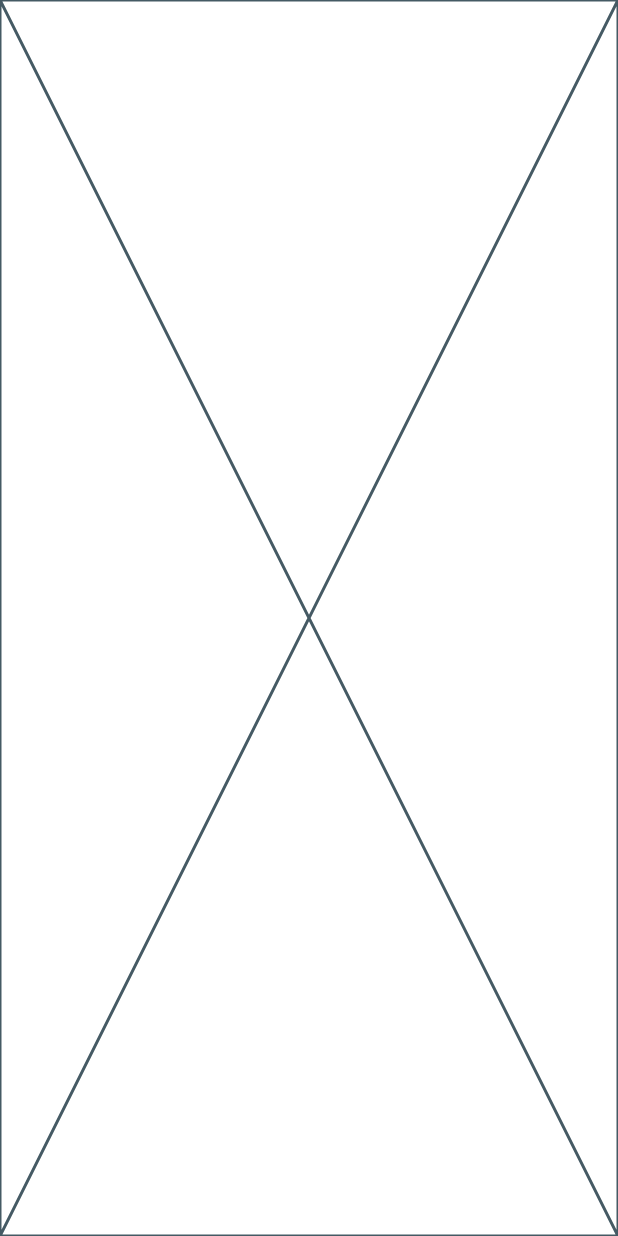
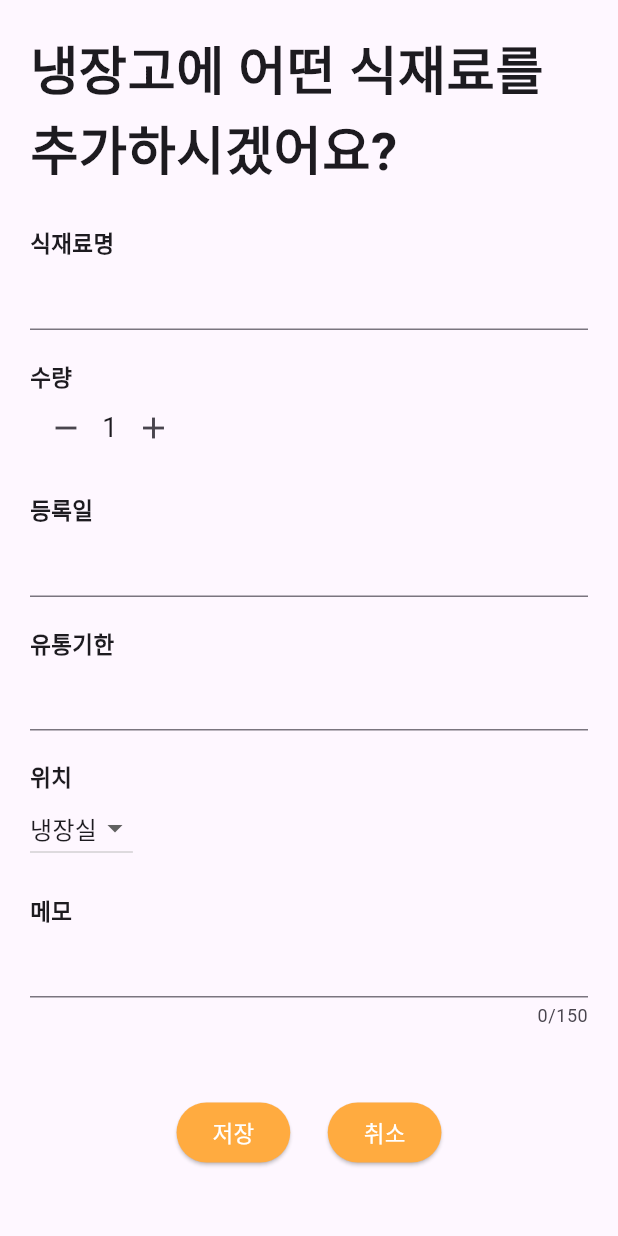
Before and after one commit to seojh5939/RefrigeratorMap, a Flutter app: the screen it shows after launch, after a tap on the "add" icon, on a phone screen of 412 x 824 dp. Run offline on Flutter 3.47's test engine with Material 2 defaults, Android fonts, the phone set to English and light mode, and no system bars; our stand-ins replace sqflite, table_calendar; accounts and stored records are empty.

Commit message:
[COMPLETION] : 🎉 식재료추가페이지 UI완료

```diff
--- /dev/null
+++ b/lib/view/home/add_refrigerator_page.dart
@@ -0,0 +1,220 @@
+import 'package:flutter/material.dart';
+
+/// 냉장고 식재료 추가 페이지
+class AddRefrigeratorPage extends StatelessWidget {
+  const AddRefrigeratorPage({super.key});
+
+  @override
+  Widget build(BuildContext context) {
+    return Scaffold(
+      body: SafeArea(
+        child: SingleChildScrollView(
+          child: Padding(
+            padding: EdgeInsets.all(20.0),
+            child: Column(
+              children: [
+                Text("냉장고에 어떤 식재료를 추가하시겠어요?",
+                    style:
+                        TextStyle(fontSize: 35, fontWeight: FontWeight.bold)),
+                SizedBox(height: 25.0),
+                RenderTextFormField(
+                  label: '식재료명',
+                  onSaved: (newValue) {},
+                  validator: (value) {},
+                ),
+                RenderCountWidget(label: '수량'),
+                RenderTextFormField(
+                    label: '등록일',
+                    onSaved: (newValue) {},
+                    validator: (value) {},
+                    readOnly: true),
+                RenderTextFormField(
+                  label: '유통기한',
+                  onSaved: (newValue) {},
+                  validator: (value) {},
+                  readOnly: true,
+                ),
+                RenderDropDownButton(label: '위치'),
+                RenderTextFormField(
+                  label: "메모",
+                  onSaved: (newValue) {},
+                  validator: (value) {},
+                  maxLength: 150,
+                ),
+                Row(
+                  mainAxisAlignment: MainAxisAlignment.center,
+                  children: [
+                    ElevatedButton(
+                      style: ButtonStyle(
+                          backgroundColor:
+                              MaterialStateProperty.all(Colors.orangeAccent)),
+                      onPressed: () {},
+                      child: Text(
+                        "저장",
+                        style: TextStyle(fontSize: 15, color: Colors.white),
+                      ),
+                    ),
+                    SizedBox(width: 25, height: 100),
+                    ElevatedButton(
+                      style: ButtonStyle(
+                          backgroundColor:
+                              MaterialStateProperty.all(Colors.orangeAccent)),
+                      onPressed: () {},
+                      child: Text(
+                        "취소",
+                        style: TextStyle(fontSize: 15, color: Colors.white),
+                      ),
+                    )
+                  ],
+                ),
+              ],
+            ),
+          ),
+        ),
+      ),
+    );
+  }
+}
+
+/// 위치 Widget
+class RenderDropDownButton extends StatefulWidget {
+  final String label;
+  String? _dropdownValue;
+  List<String> list = ["냉장실", "냉동실", "신선칸"];
+  RenderDropDownButton({
+    super.key,
+    required this.label,
+  }) {
+    _dropdownValue = list.first;
+  }
+
+  @override
+  State<RenderDropDownButton> createState() => _RenderDropDownButtonState();
+}
+
+/// 위치 Widget
+class _RenderDropDownButtonState extends State<RenderDropDownButton> {
+  @override
+  Widget build(BuildContext context) {
+    return Column(
+      crossAxisAlignment: CrossAxisAlignment.start,
+      children: [
+        Row(
+          children: [
+            Text(widget.label,
+                style: TextStyle(fontSize: 15.0, fontWeight: FontWeight.w700)),
+          ],
+        ),
+        DropdownButton<String>(
+          value: widget._dropdownValue,
+          items: widget.list.map<DropdownMenuItem<String>>((String value) {
+            return DropdownMenuItem<String>(
+              value: value,
+              child: Text(value),
+            );
+          }).toList(),
+          onChanged: (String? value) {
+            setState(() {
+              widget._dropdownValue = value;
+            });
+          },
+        ),
+        SizedBox(height: 20.0)
+      ],
+    );
+  }
+}
+
+/// 식재료명, 등록일, 유통기한 Widget
+class RenderTextFormField extends StatelessWidget {
+  final String label;
+  final FormFieldSetter onSaved;
+  final FormFieldValidator validator;
+  bool readOnly;
+  int? maxLength;
+  RenderTextFormField({
+    super.key,
+    required this.label,
+    required this.onSaved,
+    required this.validator,
+    this.readOnly = false,
+    this.maxLength,
+  });
+
+  @override
+  Widget build(BuildContext context) {
+    return Column(
+      children: [
+        Row(
+          children: [
+            Text(label,
+                style: TextStyle(fontSize: 15.0, fontWeight: FontWeight.w700)),
+          ],
+        ),
+        TextFormField(
+          keyboardType: TextInputType.multiline,
+          maxLines: null,
+          readOnly: readOnly,
+          maxLength: maxLength,
+          onSaved: (value) {},
+          validator: (value) {},
+        ),
+        SizedBox(height: 20.0),
+      ],
+    );
+  }
+}
+
+/// 수량 Widget
+class RenderCountWidget extends StatefulWidget {
+  final String label;
+  const RenderCountWidget({
+    super.key,
+    required this.label,
+  });
+
+  @override
+  State<RenderCountWidget> createState() => _RenderCountWidgetState();
+}
+
+/// 수량 Widget
+class _RenderCountWidgetState extends State<RenderCountWidget> {
+  int _count = 1;
+  @override
+  Widget build(BuildContext context) {
+    return Column(
+      children: [
+        Row(
+          children: [
+            Text(widget.label,
+                style: TextStyle(fontSize: 15.0, fontWeight: FontWeight.w700)),
+          ],
+        ),
+        Row(
+          children: [
+            IconButton(
+              icon: Icon(Icons.remove),
+              onPressed: () {
+                setState(() {
+                  if (_count > 0) {
+                    --_count;
+                  }
+                });
+              },
+            ),
+            Text(_count.toString(), style: TextStyle(fontSize: 18)),
+            IconButton(
+              icon: Icon(Icons.add),
+              onPressed: () {
+                setState(() {
+                  ++_count;
+                });
+              },
+            ),
+          ],
+        ),
+        SizedBox(height: 20.0),
+      ],
+    );
+  }
+}
--- a/lib/view/home/home_page.dart
+++ b/lib/view/home/home_page.dart
@@ -2,7 +2,7 @@ import 'package:flutter/material.dart';
 import 'package:refrigerator_map/view/common/bottom_navi_bar.dart';
 import 'package:refrigerator_map/view/common/floating_action_button.dart';
 import 'package:refrigerator_map/view/home/home_category_list.dart';
-import 'package:refrigerator_map/view/refrigerator/add_refrigerator_page.dart';
+import 'package:refrigerator_map/view/home/add_refrigerator_page.dart';
 
 /// 메인 페이지
 class HomePage extends StatelessWidget {
--- a/lib/view/refrigerator/add_refrigerator_page.dart
+++ /dev/null
@@ -1,11 +0,0 @@
-import 'package:flutter/material.dart';
-
-/// 냉장고 식재료 추가 페이지
-class AddRefrigeratorPage extends StatelessWidget {
-  const AddRefrigeratorPage({super.key});
-
-  @override
-  Widget build(BuildContext context) {
-    return const Placeholder();
-  }
-}
```
